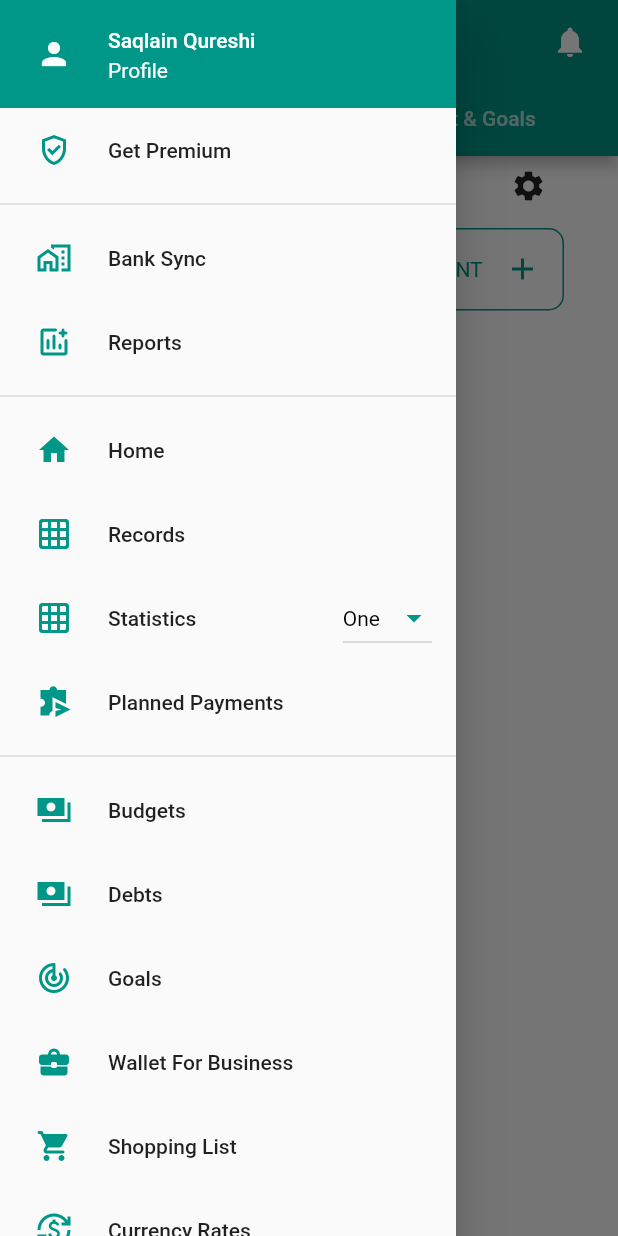
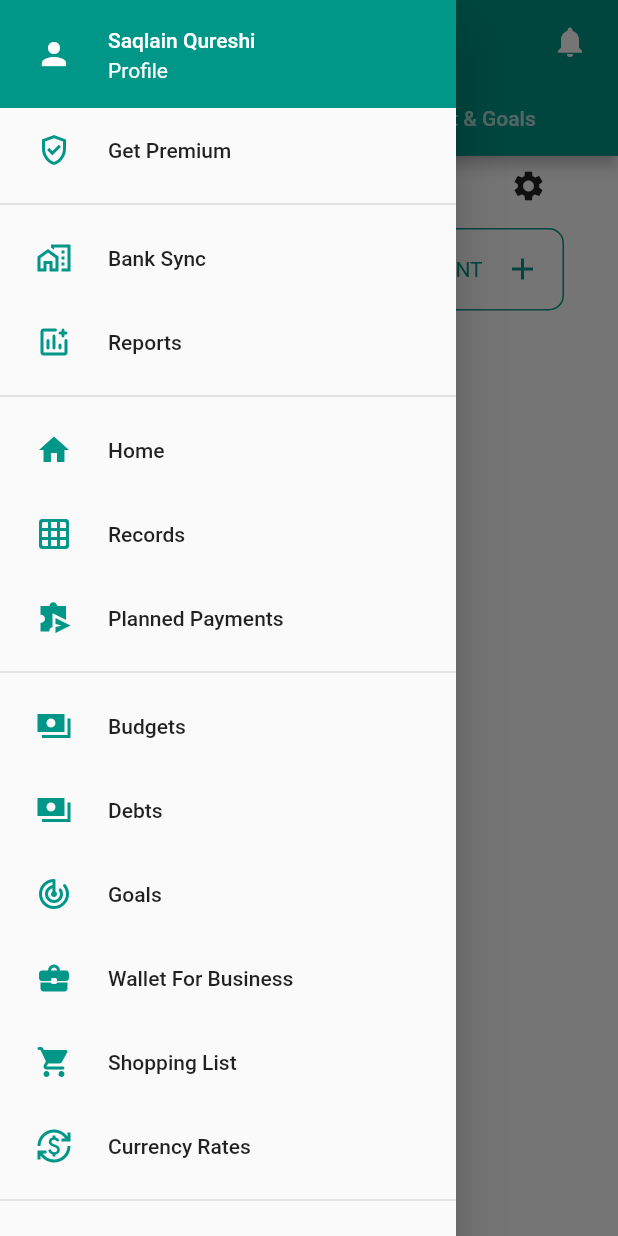
Before and after one commit to SaqlainMuhammadd/budgetary, a Flutter app: the HomeScreen screen opened directly, with the side drawer open, on a phone screen of 412 x 824 dp. Run offline on Flutter 3.47's test engine with Material 2 defaults, Android fonts, the phone set to English and light mode, and no system bars; our stand-ins replace page_view_dot_indicator.

Commit message:
New Screens

```diff
--- a/lib/getpremium.dart
+++ b/lib/getpremium.dart
@@ -13,7 +13,6 @@ class _getpremiumscreenState extends State<getpremiumscreen> {
   Widget build(BuildContext context) {
     return Scaffold(
       appBar: AppBar(
-        leading: Icon(Icons.menu),
         title: Text('Get Premimum'),
         backgroundColor: Colors.teal,
         actions: [
--- a/lib/home.dart
+++ b/lib/home.dart
@@ -1,3 +1,4 @@
+import 'package:budgetary_your_personal_finance_manager/banksync.dart';
 import 'package:budgetary_your_personal_finance_manager/getpremium.dart';
 import 'package:budgetary_your_personal_finance_manager/notification.dart';
 import 'package:flutter/material.dart';
@@ -91,7 +92,15 @@ class _HomeScreenState extends State<HomeScreen> {
                   Divider(
                     thickness: 1,
                   ),
-                  ListTile(
+                  InkWell(
+                    onTap: () {
+                      Navigator.push(
+                          context,
+                          MaterialPageRoute(
+                            builder: (context) => banksyncscreen(),
+                          ));
+                    },
+                    child: ListTile(
                       leading: Padding(
                         padding: const EdgeInsets.all(8.0),
                         child: Icon(
@@ -100,6 +109,7 @@ class _HomeScreenState extends State<HomeScreen> {
                         ),
                       ),
                       title: Text('Bank Sync'),
+                    ),
                   ),
                   ListTile(
                     leading: Padding(
@@ -134,37 +144,6 @@ class _HomeScreenState extends State<HomeScreen> {
                     ),
                     title: Text('Records'),
                   ),
-                  ListTile(
-                      leading: Padding(
-                        padding: const EdgeInsets.all(8.0),
-                        child: Icon(
-                          Icons.grid_on_rounded,
-                          color: Colors.teal,
-                        ),
-                      ),
-                      title: Text('Statistics'),
-                      trailing: DropdownButton<String>(
-                        value: dropdownvalue,
-                        icon: Icon(
-                          Icons.arrow_drop_down,
-                          color: Colors.teal,
-                        ),
-                        style: TextStyle(
-                            color: const Color.fromARGB(255, 0, 0, 0)),
-                        onChanged: (String? newValue) {
-                          setState(() {
-                            dropdownvalue = newValue!;
-                          });
-                        },
-                        items: const [
-                          DropdownMenuItem<String>(
-                              value: 'One', child: Text('One')),
-                          DropdownMenuItem<String>(
-                              value: 'Two', child: Text('Two')),
-                          DropdownMenuItem<String>(
-                              value: 'Three', child: Text('Three'))
-                        ],
-                      )),
                   ListTile(
                     leading: Padding(
                       padding: const EdgeInsets.all(8.0),
```
Also changed, not shown: lib/banksync.dart (added, +19 -0 lines). Lines whose indentation alone changed are shown as unchanged.
